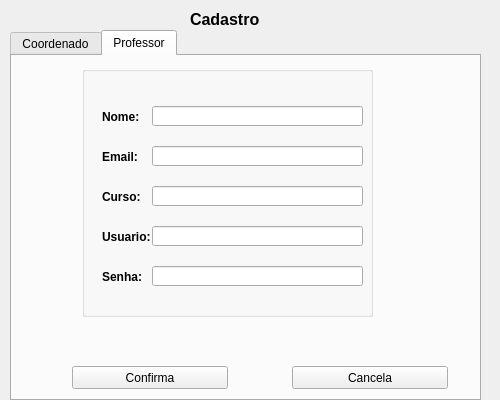
The window that Mayko/projeto/cadastro.ui (UnPComp2013/Grupo6) describes before a commit, drawn with Qt 5.
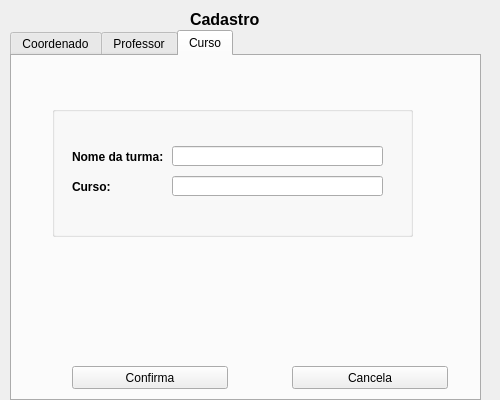
The same window after the commit.

The edit to the form file:
```diff
--- a/Mayko/projeto/cadastro.ui
+++ b/Mayko/projeto/cadastro.ui
@@ -50,8 +50,14 @@
      <height>371</height>
     </rect>
    </property>
+   <property name="toolTipDuration">
+    <number>-1</number>
+   </property>
+   <property name="tabShape">
+    <enum>QTabWidget::Rounded</enum>
+   </property>
    <property name="currentIndex">
-    <number>1</number>
+    <number>2</number>
    </property>
    <widget class="QWidget" name="tab">
     <attribute name="title">
@@ -431,6 +437,108 @@
      </property>
     </widget>
    </widget>
+   <widget class="QWidget" name="tab_3">
+    <attribute name="title">
+     <string>Curso</string>
+    </attribute>
+    <widget class="QGroupBox" name="groupBox_3">
+     <property name="geometry">
+      <rect>
+       <x>40</x>
+       <y>50</y>
+       <width>361</width>
+       <height>131</height>
+      </rect>
+     </property>
+     <property name="title">
+      <string/>
+     </property>
+     <widget class="QLabel" name="label_12">
+      <property name="geometry">
+       <rect>
+        <x>20</x>
+        <y>40</y>
+        <width>91</width>
+        <height>21</height>
+       </rect>
+      </property>
+      <property name="font">
+       <font>
+        <weight>75</weight>
+        <bold>true</bold>
+       </font>
+      </property>
+      <property name="text">
+       <string>Nome da turma:</string>
+      </property>
+     </widget>
+     <widget class="QLineEdit" name="ln_nome_3">
+      <property name="geometry">
+       <rect>
+        <x>120</x>
+        <y>40</y>
+        <width>211</width>
+        <height>20</height>
+       </rect>
+      </property>
+     </widget>
+     <widget class="QLabel" name="label_14">
+      <property name="geometry">
+       <rect>
+        <x>20</x>
+        <y>70</y>
+        <width>46</width>
+        <height>21</height>
+       </rect>
+      </property>
+      <property name="font">
+       <font>
+        <weight>75</weight>
+        <bold>true</bold>
+       </font>
+      </property>
+      <property name="text">
+       <string>Curso:</string>
+      </property>
+     </widget>
+     <widget class="QLineEdit" name="ln_curso_3">
+      <property name="geometry">
+       <rect>
+        <x>120</x>
+        <y>70</y>
+        <width>211</width>
+        <height>20</height>
+       </rect>
+      </property>
+     </widget>
+    </widget>
+    <widget class="QPushButton" name="_3">
+     <property name="geometry">
+      <rect>
+       <x>60</x>
+       <y>310</y>
+       <width>156</width>
+       <height>23</height>
+      </rect>
+     </property>
+     <property name="text">
+      <string>Confirma</string>
+     </property>
+    </widget>
+    <widget class="QPushButton" name="btn_cancel_3">
+     <property name="geometry">
+      <rect>
+       <x>280</x>
+       <y>310</y>
+       <width>156</width>
+       <height>23</height>
+      </rect>
+     </property>
+     <property name="text">
+      <string>Cancela</string>
+     </property>
+    </widget>
+   </widget>
   </widget>
  </widget>
  <resources/>
```
